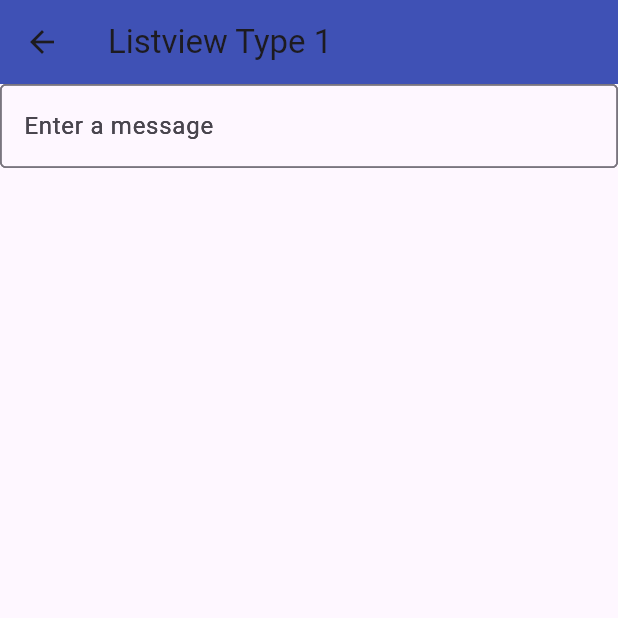
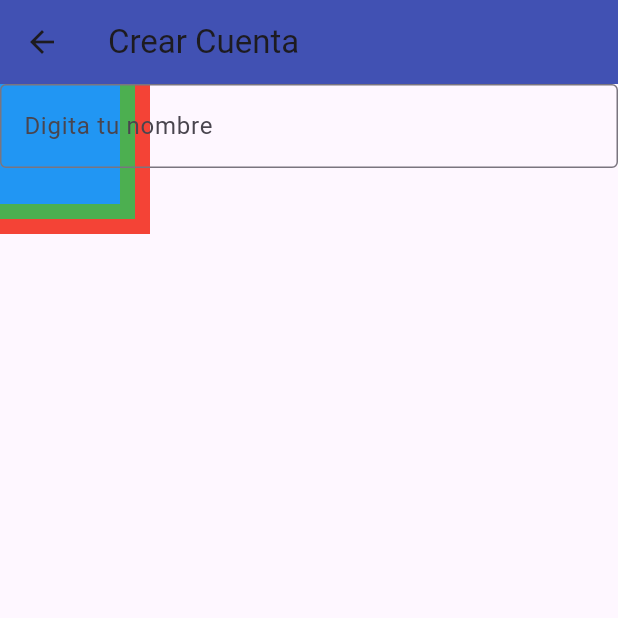
Before and after one commit to JuanSMendezS/Proyecto, a Flutter app: the ListviewScreen screen opened by its route, on a phone screen of 412 x 824 dp, the top half of it. Run offline on Flutter 3.47's test engine with Material 2 defaults, Android fonts, the phone set to English and light mode, and no system bars.

Commit message:
Cambios menores

```diff
--- a/lib/router/app_routes.dart
+++ b/lib/router/app_routes.dart
@@ -14,7 +14,7 @@ class AppRoutes {
     MenuOption(
         route: 'listview1',
         icon: Icons.person_add_alt,
-        name: 'Segunda Pantalla',
+        name: 'Registro',
         screen: const ListviewScreen()),
     MenuOption(
         route: 'card',
--- a/lib/screens/listview1_screen.dart
+++ b/lib/screens/listview1_screen.dart
@@ -7,30 +7,34 @@ class ListviewScreen extends StatelessWidget {
   Widget build(BuildContext context) {
     return Scaffold(
         appBar: AppBar(
-          title: const Text("Listview Type 1"),
-          elevation: 0,
+          title: const Text("Crear Cuenta"),
+          elevation: 1,
           backgroundColor: Colors.indigo,
         ),
-        body: const Stack(
+        body: Stack(
           children: <Widget>[
-            TextField(
+            Container(
+              width: 100,
+              height: 100,
+              color: Colors.red,
+            ),
+            const SizedBox(height: 10),
+            Container(
+              width: 90,
+              height: 90,
+              color: Colors.green,
+            ),
+            const SizedBox(height: 10),
+            Container(
+              width: 80,
+              height: 80,
+              color: Colors.blue,
+            ),
+            const SizedBox(height: 10),
+            const TextField(
               decoration: InputDecoration(
                 border: OutlineInputBorder(),
-                labelText: 'Enter a message',
-              ),
-            ),
-            SizedBox(height: 20),
-            TextField(
-              decoration: InputDecoration(
-                border: OutlineInputBorder(),
-                labelText: 'Enter a message',
-              ),
-            ),
-            SizedBox(height: 30),
-            TextField(
-              decoration: InputDecoration(
-                border: OutlineInputBorder(),
-                labelText: 'Enter a message',
+                labelText: 'Digita tu nombre',
               ),
             ),
           ],
```
